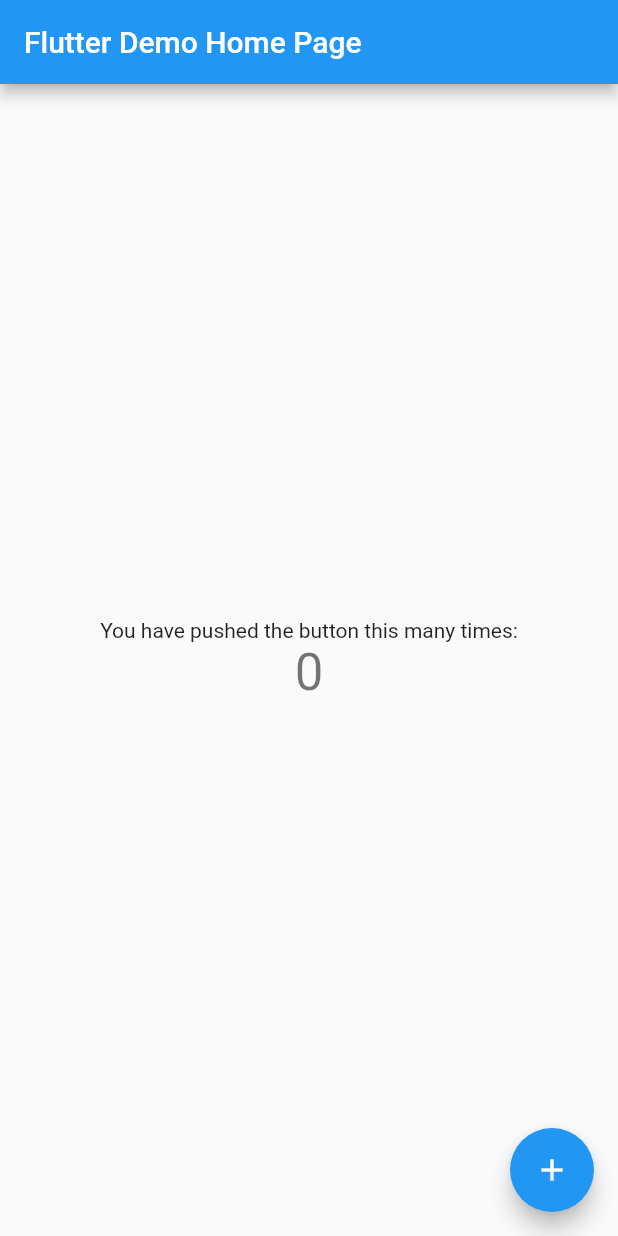
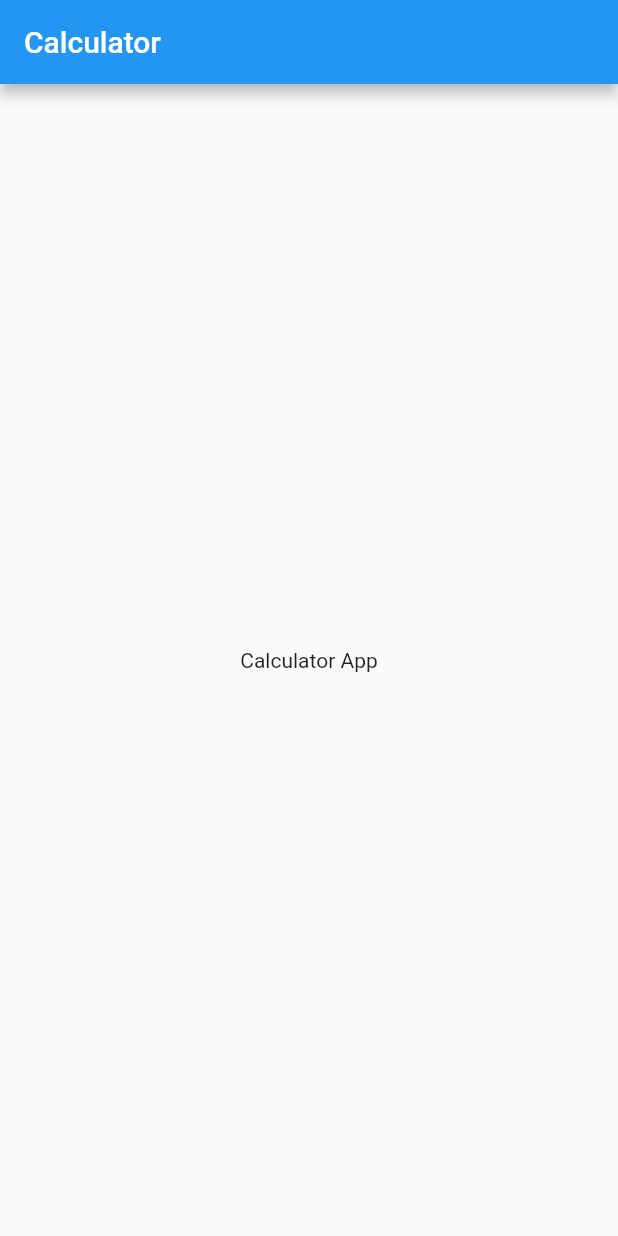
Before and after one commit to aless10/FlutterCalculatorApp, a Flutter app: the screen it shows after launch, on a phone screen of 412 x 824 dp. Run offline on Flutter 3.47's test engine with Material 2 defaults, Android fonts, the phone set to English and light mode, and no system bars.

Commit message:
refactor main page with basic text

```diff
--- /dev/null
+++ b/lib/homePage.dart
@@ -0,0 +1,26 @@
+import 'package:flutter/material.dart';
+
+class MyHomePage extends StatefulWidget {
+
+  @override
+  State createState() => HomePageState();
+}
+
+class HomePageState extends State<MyHomePage> {
+
+  @override
+  Widget build(BuildContext context) {
+    return Scaffold(
+      appBar: AppBar(
+        // Here we take the value from the MyHomePage object that was created by
+        // the App.build method, and use it to set our appbar title.
+        title: Text("Calculator"),
+      ),
+      body: Container(
+        child: Center(
+          child: Text("Calculator App"),
+        )
+      ), // This trailing comma makes auto-formatting nicer for build methods.
+    );
+  }
+}
--- a/lib/main.dart
+++ b/lib/main.dart
@@ -1,4 +1,5 @@
 import 'package:flutter/material.dart';
+import 'homePage.dart';
 
 void main() {
   runApp(MyApp());
@@ -9,7 +10,6 @@ class MyApp extends StatelessWidget {
   @override
   Widget build(BuildContext context) {
     return MaterialApp(
-      title: 'Flutter Demo',
       theme: ThemeData(
         // This is the theme of your application.
         //
@@ -26,92 +26,7 @@ class MyApp extends StatelessWidget {
         // closer together (more dense) than on mobile platforms.
         visualDensity: VisualDensity.adaptivePlatformDensity,
       ),
-      home: MyHomePage(title: 'Flutter Demo Home Page'),
+      home: MyHomePage(),
     );
   }
 }
-
-class MyHomePage extends StatefulWidget {
-  MyHomePage({Key key, this.title}) : super(key: key);
-
-  // This widget is the home page of your application. It is stateful, meaning
-  // that it has a State object (defined below) that contains fields that affect
-  // how it looks.
-
-  // This class is the configuration for the state. It holds the values (in this
-  // case the title) provided by the parent (in this case the App widget) and
-  // used by the build method of the State. Fields in a Widget subclass are
-  // always marked "final".
-
-  final String title;
-
-  @override
-  _MyHomePageState createState() => _MyHomePageState();
-}
-
-class _MyHomePageState extends State<MyHomePage> {
-  int _counter = 0;
-
-  void _incrementCounter() {
-    setState(() {
-      // This call to setState tells the Flutter framework that something has
-      // changed in this State, which causes it to rerun the build method below
-      // so that the display can reflect the updated values. If we changed
-      // _counter without calling setState(), then the build method would not be
-      // called again, and so nothing would appear to happen.
-      _counter++;
-    });
-  }
-
-  @override
-  Widget build(BuildContext context) {
-    // This method is rerun every time setState is called, for instance as done
-    // by the _incrementCounter method above.
-    //
-    // The Flutter framework has been optimized to make rerunning build methods
-    // fast, so that you can just rebuild anything that needs updating rather
-    // than having to individually change instances of widgets.
-    return Scaffold(
-      appBar: AppBar(
-        // Here we take the value from the MyHomePage object that was created by
-        // the App.build method, and use it to set our appbar title.
-        title: Text(widget.title),
-      ),
-      body: Center(
-        // Center is a layout widget. It takes a single child and positions it
-        // in the middle of the parent.
-        child: Column(
-          // Column is also a layout widget. It takes a list of children and
-          // arranges them vertically. By default, it sizes itself to fit its
-          // children horizontally, and tries to be as tall as its parent.
-          //
-          // Invoke "debug painting" (press "p" in the console, choose the
-          // "Toggle Debug Paint" action from the Flutter Inspector in Android
-          // Studio, or the "Toggle Debug Paint" command in Visual Studio Code)
-          // to see the wireframe for each widget.
-          //
-          // Column has various properties to control how it sizes itself and
-          // how it positions its children. Here we use mainAxisAlignment to
-          // center the children vertically; the main axis here is the vertical
-          // axis because Columns are vertical (the cross axis would be
-          // horizontal).
-          mainAxisAlignment: MainAxisAlignment.center,
-          children: <Widget>[
-            Text(
-              'You have pushed the button this many times:',
-            ),
-            Text(
-              '$_counter',
-              style: Theme.of(context).textTheme.headline4,
-            ),
-          ],
-        ),
-      ),
-      floatingActionButton: FloatingActionButton(
-        onPressed: _incrementCounter,
-        tooltip: 'Increment',
-        child: Icon(Icons.add),
-      ), // This trailing comma makes auto-formatting nicer for build methods.
-    );
-  }
-}
```
